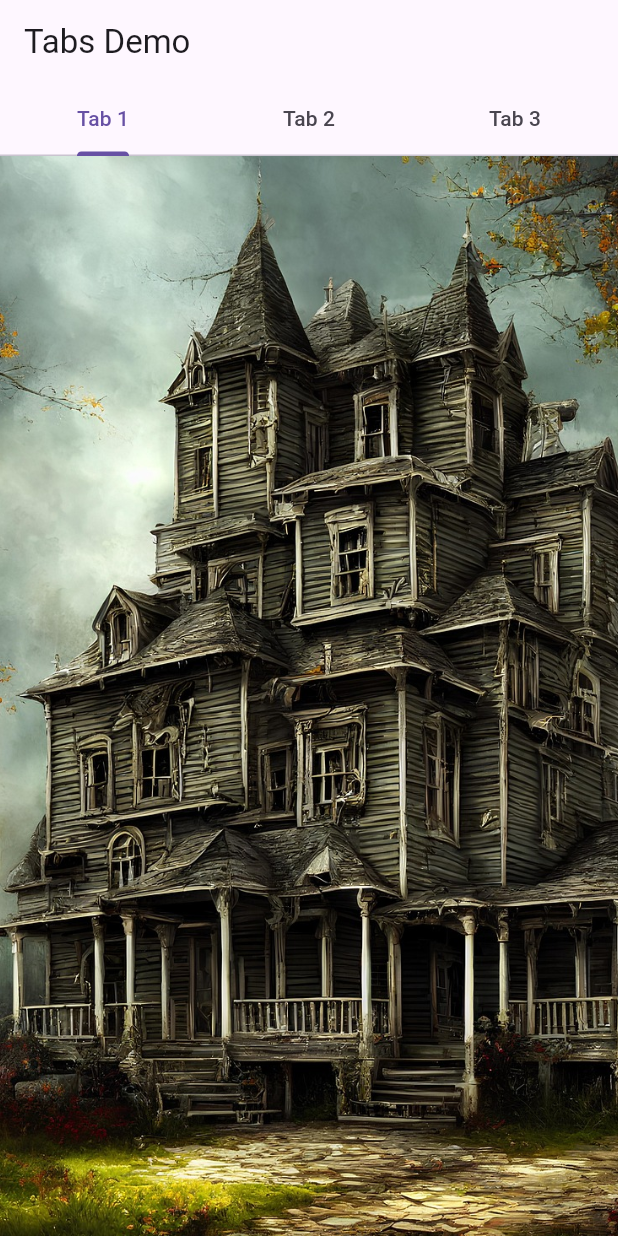
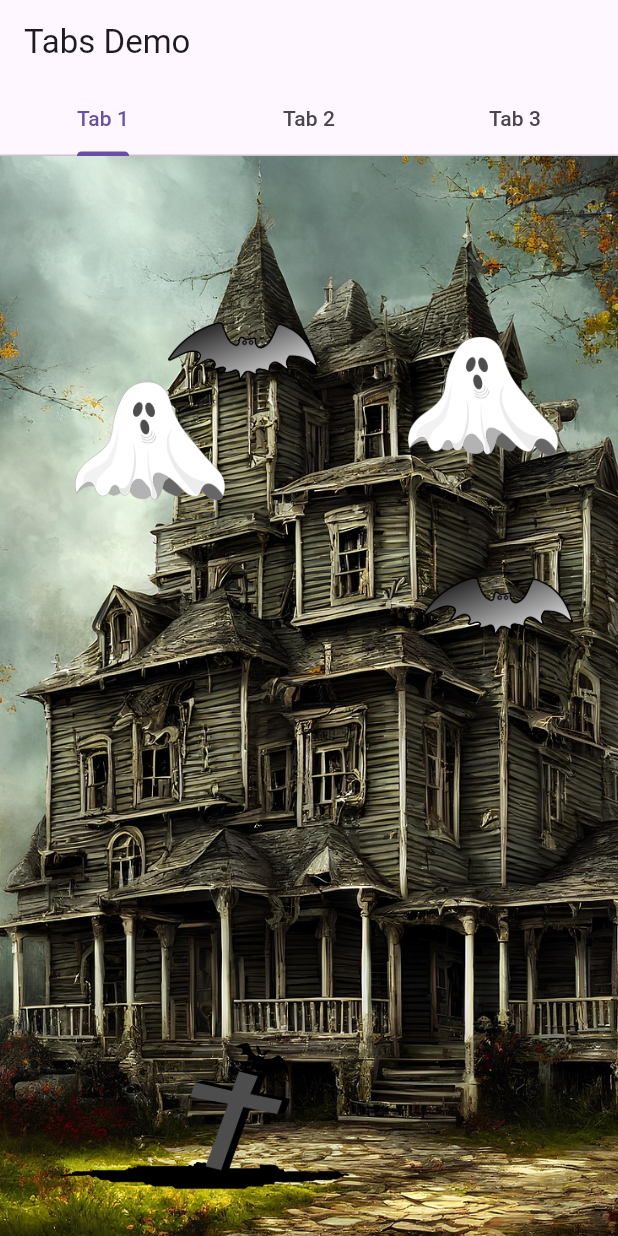
Before and after one commit to Mebibora/animated_halloween_storybook, a Flutter app: the screen it shows after launch, on a phone screen of 412 x 824 dp. Run offline on Flutter 3.47's test engine with Material 3 defaults, Android fonts, the phone set to English and light mode, and no system bars.

Commit message:
finished tab 1

```diff
--- a/lib/main.dart
+++ b/lib/main.dart
@@ -82,13 +82,57 @@
         children: [
 // hint for the to do task:Considering creating the different for different tabs
           Container(
+
             decoration: BoxDecoration(
               image: DecorationImage(
-                image:AssetImage('assets/images/haunted_house.jpg'),
+                image:AssetImage('images/haunted_house.jpg'),
                 fit: BoxFit.cover,
+
               ),
             ),
+            child: Stack(
+              children: [
+                Positioned(
+                  right: 40,
+                  top: 60,
+                  width: 100,
+                  height: 200,
+                  child: Image.asset('images/ghoul.webp')
                 ),
+                Positioned(
+                  left: 50,
+                  top: 90,
+                  width: 100,
+                  height: 200,
+                  child: Image.asset('images/ghoul.webp')
+                ),
+                Positioned(
+                  right: 30,
+                  top: 200,
+                  width: 100,
+                  height: 200,
+                  child: Image.asset('images/bat.webp')
+                ),
+                Positioned(
+                  right: 200,
+                  top: 30,
+                  width: 100,
+                  height: 200,
+                  child: Image.asset('images/bat.webp')
+                ),
+                Positioned(
+                  left: 40,
+                  bottom: 30,
+                  width: 200,
+                  height: 100,
+                  child: Image.asset('images/tombstone.webp')
+                ),
+              ],
+            ),
+
+          ),
+
+
           Container(
               decoration: BoxDecoration(
                 image: DecorationImage(
@@ -105,10 +149,6 @@
               ),
             ),
           ),
-          //for (final tab in tabs)
-            //Center(
-              //child: Text(tab),
-            //),
         ],
       ),
     );
```
Also changed, not shown: pubspec.yaml (+6 -2 lines), images/bat.webp (added), images/ghoul.webp (added), images/haunted_house.jpg (renamed from assets/images/haunted_house.jpg), images/tombstone.webp (added). Lines whose indentation alone changed are shown as unchanged.
